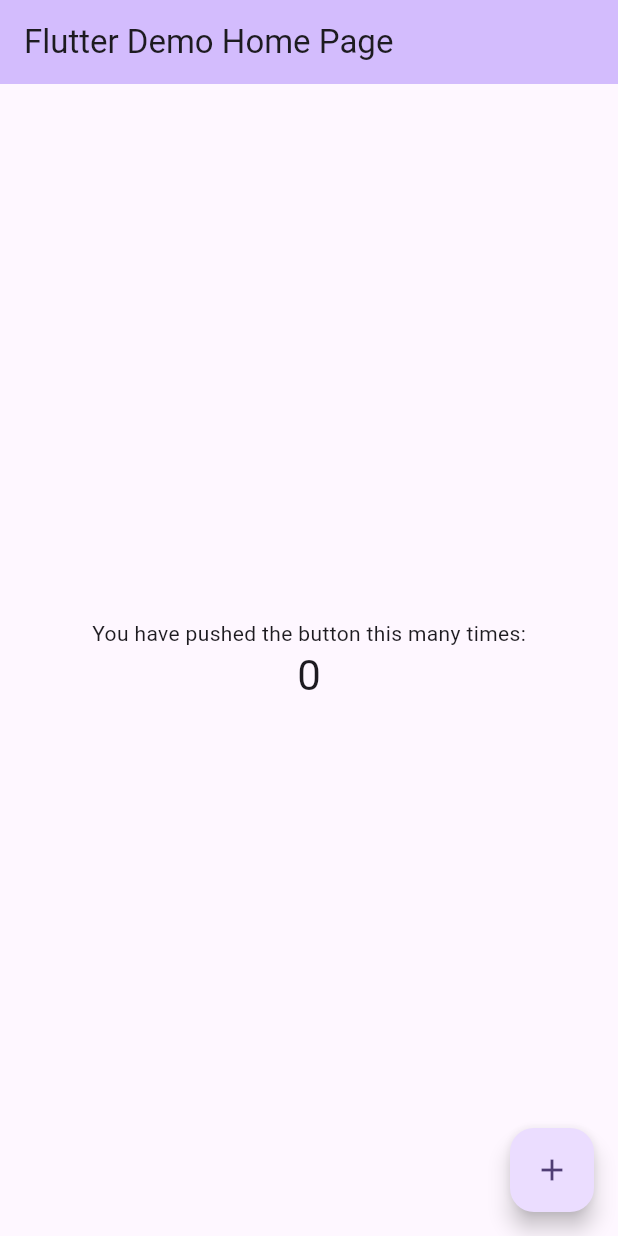
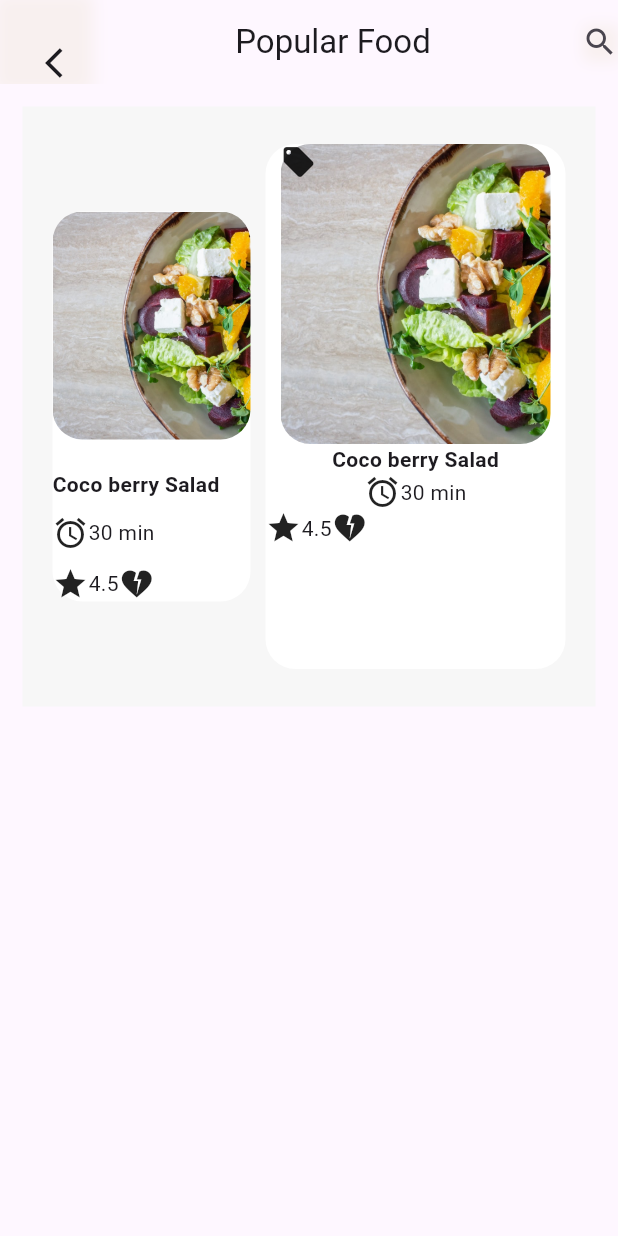
Before and after one commit to Rawan-ZA/gittest, a Flutter app: the screen it shows after launch, on a phone screen of 412 x 824 dp. Run offline on Flutter 3.47's test engine with Material 3 defaults, Android fonts, the light colour scheme and no system bars.

Commit message:
upload first changes on intial design

```diff
--- /dev/null
+++ b/lib/home.dart
@@ -0,0 +1,210 @@
+
+import 'package:flutter/material.dart';
+
+class Home extends StatelessWidget{
+  @override
+  Widget build(BuildContext context) {
+    // TODO: implement build
+    return Scaffold(
+      appBar: AppBar(
+        leading:Container(child: Icon(Icons.arrow_back_ios),
+          padding: EdgeInsets.all(30),
+          decoration:BoxDecoration(
+          boxShadow: [
+            BoxShadow(
+              color: Color(0xfff8f0ef),
+              blurRadius:8,
+              offset: Offset(1,1),
+              spreadRadius: 5
+          ),
+          ]
+        ),
+        ) ,
+        title: Center(
+          child: Text("Popular Food",
+          style: TextStyle(
+           fontWeight: FontWeight.w400
+          ),
+                ),
+        ) ,
+       actions: [
+         Container(
+           child: Icon(Icons.search),
+           decoration: BoxDecoration(
+             boxShadow: [
+               BoxShadow(
+                   color: Color(0xfff8f0ef),
+                   blurRadius: 8,
+                   offset: Offset(1, 1)
+               ),
+             ]
+           ),
+         )
+       ],
+      ),
+      body: Padding(
+        padding: const EdgeInsets.all(15),
+        child: Container(
+         width: 500,
+          height:400,
+          padding: EdgeInsets.all(20),
+          decoration: BoxDecoration(
+            color: Color(0xfff7f7f7)
+          ),
+            child:Row(
+              spacing: 10,
+              children: [
+                Expanded(
+                  child: Container(
+                    width: 200,
+                    height: 260,
+                    decoration: BoxDecoration(
+                      borderRadius: BorderRadius.circular(20),
+                      color: Color(0xffffffff)
+                    ),
+                    child:Column(
+                      spacing: 10,
+                      // mainAxisAlignment: MainAxisAlignment.spaceAround,
+                      crossAxisAlignment: CrossAxisAlignment.start,
+                      children: [
+                        Expanded(
+                          child: Stack(children: [
+                            ClipRRect(
+                              borderRadius: BorderRadius.circular(20),
+                              child: Image.asset("images/one.jpg",
+                              fit:BoxFit.cover,
+                              height: double.infinity,
+                              // width: 200,
+                                ),
+                            ),
+                            // Icon(Icons.local_offer),
+                          ]
+                          ),
+                        ),
+                        SizedBox(width: 50,),
+                        Text("Coco berry Salad",
+                        style: TextStyle(
+                          fontWeight: FontWeight.bold
+                        ),
+                        ),
+                        Row(
+                          // mainAxisAlignment: MainAxisAlignment.center,
+                          children: [
+                            Icon(Icons.alarm),
+                            Text("30 min"),
+                          ],
+                        ),
+                          Row(
+                            children: [
+                             Row(
+                               // mainAxisAlignment: MainAxisAlignment.spaceAround,
+                               // crossAxisAlignment: CrossAxisAlignment.center,
+                               children: [
+                                 Icon(Icons.star),
+                                 Text("4.5"),
+                               ],
+                             ),
+                              Icon(Icons.heart_broken_sharp)
+                            ],
+                          )
+                      ],
+                    ),
+                  ),
+                ),
+                Container(
+                  width: 200,
+                  height: 350,
+                  decoration: BoxDecoration(
+                      borderRadius: BorderRadius.circular(20),
+                      color: Color(0xffffffff)
+                  ),
+                  child:Column(
+                    children: [
+                      Stack(children:
+                      [
+                        ClipRRect(
+                          borderRadius: BorderRadius.circular(20),
+                          child: Image.asset("images/one.jpg",
+                            fit:BoxFit.cover,
+                            height: 200,
+                            width: 180,),
+
+                        ),
+                        Icon(Icons.local_offer),
+                      ]
+                      ),
+                      Text("Coco berry Salad",
+                        style: TextStyle(
+                            fontWeight: FontWeight.bold
+                        ),),
+                      Row(
+                        mainAxisAlignment: MainAxisAlignment.center,
+                        children: [
+                          Icon(Icons.alarm),
+                          Text("30 min"),
+                        ],
+                      ),
+                      Row(
+                        children: [
+                          Row(
+                            children: [
+                              Icon(Icons.star),
+                              Text("4.5"),
+                            ],
+                          ),
+                          Icon(Icons.heart_broken_sharp)
+                        ],
+                      )
+                    ],
+                  ),
+                ),
+                // Container(
+                //   decoration: BoxDecoration(
+                //       color: Color(0xffffffff)
+                //   ),
+                //   child:Column(
+                //     children: [
+                //       Stack(children:
+                //       [
+                //         ClipRRect(
+                //           borderRadius: BorderRadius.circular(15),
+                //           child: Image.asset("images/one.jpg",
+                //             height: 200,
+                //             width: 200,),
+                //
+                //         ),
+                //         Icon(Icons.local_offer),
+                //       ]
+                //       ),
+                //       Text("Coco berry Salad",
+                //         style: TextStyle(
+                //             fontWeight: FontWeight.bold
+                //         ),),
+                //       Row(
+                //         mainAxisAlignment: MainAxisAlignment.center,
+                //         children: [
+                //           Icon(Icons.alarm),
+                //           Text("30 min"),
+                //         ],
+                //       ),
+                //       Row(
+                //         children: [
+                //           Row(
+                //             children: [
+                //               Icon(Icons.star),
+                //               Text("4.5"),
+                //             ],
+                //           ),
+                //           Icon(Icons.heart_broken_sharp)
+                //         ],
+                //       )
+                //     ],
+                //   ),
+                // ),
+              ],
+            ),
+        ),
+      ),
+        );
+  }
+}
--- a/lib/main.dart
+++ b/lib/main.dart
@@ -1,4 +1,5 @@
 import 'package:flutter/material.dart';
+import 'home.dart';
 
 void main() {
   runApp(const MyApp());
@@ -12,6 +13,7 @@
   Widget build(BuildContext context) {
     return MaterialApp(
       title: 'Flutter Demo',
+      debugShowCheckedModeBanner: false,
       theme: ThemeData(
         // This is the theme of your application.
         //
@@ -30,7 +32,7 @@
         // tested with just a hot reload.
         colorScheme: .fromSeed(seedColor: Colors.deepPurple),
       ),
-      home: const MyHomePage(title: 'Flutter Demo Home Page'),
+      home: Home(),
     );
   }
 }
--- a/pubspec.yaml
+++ b/pubspec.yaml
@@ -58,8 +58,8 @@
   uses-material-design: true
 
   # To add assets to your application, add an assets section, like this:
-  # assets:
-  #   - images/a_dot_burr.jpeg
+  assets:
+      - images/
   #   - images/a_dot_ham.jpeg
 
   # An image asset can refer to one or more resolution-specific "variants", see
```
Also changed, not shown: images/one.jpg (added), images/two.jpg (added).
